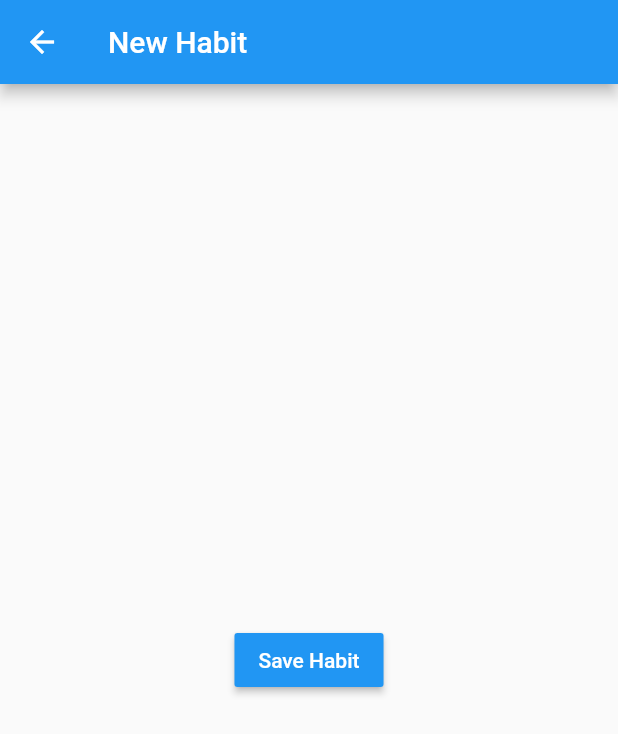
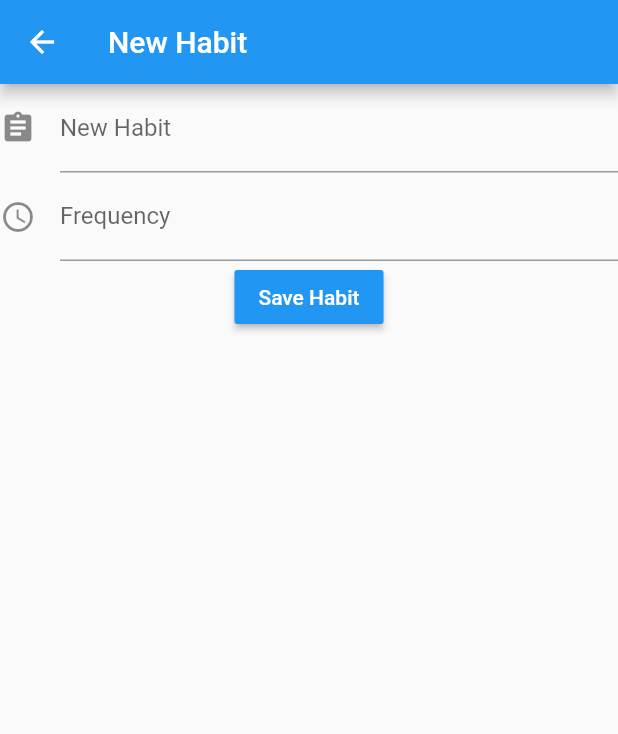
Before and after one commit to AngusFiedler/Hack_MIT_2020, a Flutter app: the HabitCreator screen opened directly, on a phone screen of 412 x 824 dp. Shown: the top 734 px of the screen. Run offline on Flutter 3.47's test engine with Material 2 defaults, Android fonts, the phone set to English and light mode, and no system bars; our stand-ins replace shared_preferences; accounts and stored records are empty.

Commit message:
Added UI for new_habit_page

```diff
--- a/habit_reminder/lib/create_habit.dart
+++ b/habit_reminder/lib/create_habit.dart
@@ -1,6 +1,10 @@
 import 'package:flutter/material.dart';
 
 class HabitCreator extends StatelessWidget {
+  final _formKey = GlobalKey<FormState>();
+  final habitTextController = TextEditingController();
+  final frequencyTextController = TextEditingController();
+
   @override
   Widget build(BuildContext context) {
     return Scaffold(
@@ -8,14 +12,66 @@ class HabitCreator extends StatelessWidget {
         title: Text("New Habit"),
       ),
       body: Center(
-        child: RaisedButton(
-          color: Colors.blue,
-          onPressed: () {
-            Navigator.pop(context);
-          },
-          child: Text('Save Habit', style: TextStyle(color: Colors.white),),
-        ),
-      ),
+          child: Column(
+        children: [
+          Form(
+            key: _formKey,
+            child: Column(
+              crossAxisAlignment: CrossAxisAlignment.start,
+              children: <Widget>[
+                TextFormField(
+                  controller: habitTextController,
+                  decoration: const InputDecoration(
+                    icon: Icon(Icons.assignment),
+                    hintText: 'Enter Habit Here',
+                    labelText: 'New Habit',
+                  ),
+                  validator: (value) {
+                    if (value.isEmpty) {
+                      return 'Please enter a habit!';
+                    }
+                    return null;
+                  },
+                ),
+                TextFormField(
+                  controller: frequencyTextController,
+                  keyboardType: TextInputType.number,
+                  decoration: const InputDecoration(
+                    icon: Icon(Icons.access_time),
+                    hintText: 'Frequency (days)',
+                    labelText: 'Frequency',
+                  ),
+                  validator: (value) {
+                    if (value.isEmpty) {
+                      return 'Please enter a frequency!';
+                    }
+                    return null;
+                  },
+                ),
+              ],
+            ),
+          ),
+          RaisedButton(
+            color: Colors.blue,
+            onPressed: () {
+              if (_formKey.currentState.validate()) {
+                onSave(context,habitTextController.text,frequencyTextController.text);
+              }
+            },
+            child: Text(
+              'Save Habit',
+              style: TextStyle(color: Colors.white),
+            ),
+          ),
+        ],
+      )),
     );
   }
+
+  void onSave(BuildContext context, habitName, habitFrequency) {
+    // TODO Add form saving functionality
+    print(habitName);
+    print(habitFrequency);
+    Navigator.pop(context);
+  }
 }
```
